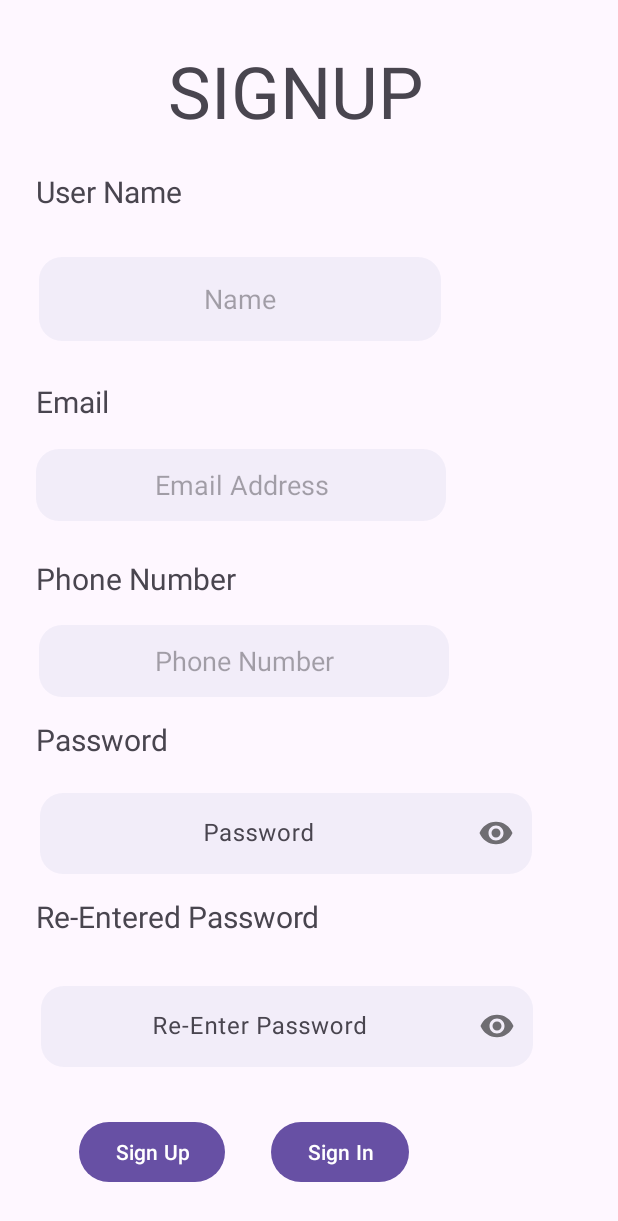
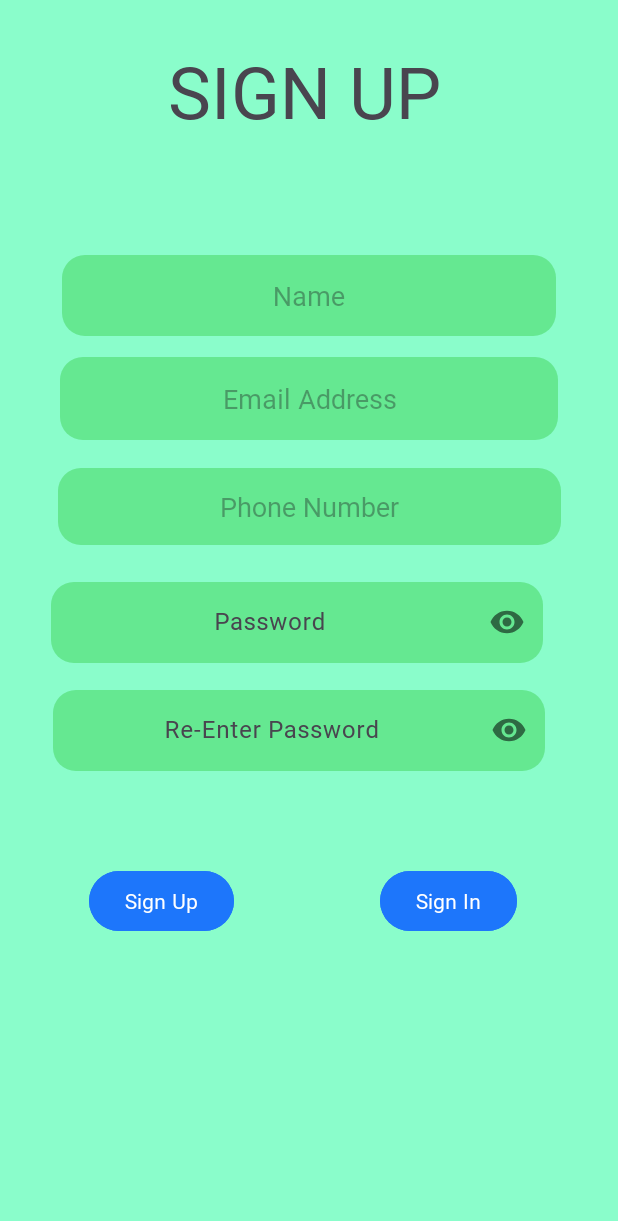
Before and after one commit to sammmy047/VENCH, an Android app: the screen it shows after launch (MainActivity), after a tap on "Sign Up", on a phone screen of 412 x 824 dp. Shown: the top 1221 px of the screen. Run offline under Robolectric (Android 15) with nearby library versions, the light colour scheme and no system bars; our stand-ins replace Firebase (no records; nobody signed in at launch, a user with empty details on screens opened directly).

Commit message:
Changed UI colors, added logic to handle enabling/disabling buttons on main screen

```diff
--- a/app/src/main/java/com/example/project/MainActivity.java
+++ b/app/src/main/java/com/example/project/MainActivity.java
@@ -11,6 +11,7 @@ import android.util.Log;
 import android.view.View;
 import android.widget.EditText;
 import android.widget.Button;
+import android.widget.TextView;
 import android.widget.Toast;
 
 import com.google.android.gms.tasks.OnCompleteListener;
@@ -167,7 +168,7 @@ FirebaseAuth mAuth;
                         Toast.makeText(MainActivity.this, "Passwords not matching", Toast.LENGTH_SHORT).show();
                    }
                 }*/
-            // remove this comment    });
+// remove this comment    });
 
 
 /*
@@ -192,6 +193,8 @@ public class MainActivity extends AppCompatActivity {
 
     Md5 md5;
 
+
+    boolean signupDisplayed=false;
     @Override
     protected void onCreate(Bundle savedInstanceState) {
         super.onCreate(savedInstanceState);
@@ -204,6 +207,7 @@ public class MainActivity extends AppCompatActivity {
         signin = (Button) findViewById(R.id.siginbtn);
         signup = (Button) findViewById(R.id.signupbtn);
         mAuth = FirebaseAuth.getInstance();
+        EnableDisableButtons(View.INVISIBLE);
         md5 = new Md5(this);
         signup.setOnClickListener(new View.OnClickListener() {
             @Override
@@ -215,6 +219,14 @@ public class MainActivity extends AppCompatActivity {
                 String encpass = md5.getMd5(pass);
                 String repass = repassword.getText().toString();
                 String re_encpass = md5.getMd5(repass);
+                if(!signupDisplayed)
+                {
+                    TextView t=(TextView)findViewById(R.id.mainText);
+                    t.setText("SIGN UP");
+                    signupDisplayed=true;
+                    EnableDisableButtons(View.VISIBLE);
+                    return;
+                }
                 if (user.equals("") || encpass.equals("") || re_encpass.equals("") || usr_email.equals("") || phno.equals("")) {
                     Toast.makeText(MainActivity.this, "Enter all fields", Toast.LENGTH_SHORT).show();
                 } else if (!encpass.equals(re_encpass)) {
@@ -234,6 +246,14 @@ public class MainActivity extends AppCompatActivity {
 
     }
 
+    void EnableDisableButtons(int s)
+    {
+        username.setVisibility(s);
+        password.setVisibility(s);
+        repassword.setVisibility(s);
+        Email.setVisibility(s);
+        phone.setVisibility(s);
+    }
 
     private void registerUser(String user, String usr_email, String phno, String encpass) {
         FirebaseAuth mAuth = FirebaseAuth.getInstance();
@@ -264,7 +284,7 @@ public class MainActivity extends AppCompatActivity {
                             Intent intent = new Intent(getApplicationContext(), LoginActivity.class);
                             startActivity(intent);
                         }
-                });
+                    });
                 }
 
 
@@ -276,10 +296,10 @@ public class MainActivity extends AppCompatActivity {
                         password.requestFocus();
                     }catch(FirebaseAuthInvalidCredentialsException e){
                         Email.setError("Email is Invalid or in use ");
-                       Email.requestFocus();
+                        Email.requestFocus();
                     }catch (FirebaseAuthUserCollisionException e){
-                       username.setError("User is already registered with this email ");
-                       username.requestFocus();
+                        username.setError("User is already registered with this email ");
+                        username.requestFocus();
                     } catch (Exception e) {
                         throw new RuntimeException(e);
                     }
--- a/app/src/main/res/layout/activity_login.xml
+++ b/app/src/main/res/layout/activity_login.xml
@@ -4,116 +4,104 @@
     xmlns:tools="http://schemas.android.com/tools"
     android:layout_width="match_parent"
     android:layout_height="match_parent"
+    android:background="#D52626"
+    android:backgroundTint="#8AFDCB"
     tools:context=".LoginActivity">
 
     <TextView
         android:id="@+id/forgotpass"
         android:layout_width="wrap_content"
         android:layout_height="wrap_content"
+        android:fontFamily="@font/saira_stencil_one"
         android:text="Forgot Password ?"
         android:textAllCaps="true"
         android:textSize="14sp"
         app:layout_constraintBottom_toBottomOf="parent"
         app:layout_constraintEnd_toEndOf="parent"
-        app:layout_constraintHorizontal_bias="0.837"
+        app:layout_constraintHorizontal_bias="0.904"
         app:layout_constraintStart_toStartOf="parent"
         app:layout_constraintTop_toTopOf="parent"
-        app:layout_constraintVertical_bias="0.855" />
+        app:layout_constraintVertical_bias="0.61" />
 
     <TextView
         android:id="@+id/textView5"
         android:layout_width="187dp"
         android:layout_height="68dp"
+        android:fontFamily="@font/saira_stencil_one"
         android:gravity="center"
         android:text="LOGIN"
+        android:textAppearance="@style/TextAppearance.AppCompat.Large"
         android:textSize="48sp"
         app:layout_constraintBottom_toBottomOf="parent"
         app:layout_constraintEnd_toEndOf="parent"
         app:layout_constraintStart_toStartOf="parent"
         app:layout_constraintTop_toTopOf="parent"
-        app:layout_constraintVertical_bias="0.072"
+        app:layout_constraintVertical_bias="0.119"
         tools:ignore="TextSizeCheck" />
 
     <EditText
         android:id="@+id/user"
         android:layout_width="370dp"
         android:layout_height="60dp"
+        android:background="@drawable/round_back"
+        android:backgroundTint="#65E891"
+        android:backgroundTintMode="src_over"
         android:ems="10"
+        android:fontFamily="@font/saira_stencil_one"
+        android:gravity='center'
+        android:hint='Email ...'
         android:inputType="text"
-        android:hint='User Name'
-        android:gravity='center'
-        android:background="@drawable/round_back"
         android:maxLines="1"
         app:layout_constraintBottom_toBottomOf="parent"
         app:layout_constraintEnd_toEndOf="parent"
-        app:layout_constraintHorizontal_bias="0.295"
+        app:layout_constraintHorizontal_bias="0.39"
         app:layout_constraintStart_toStartOf="parent"
         app:layout_constraintTop_toTopOf="parent"
-        app:layout_constraintVertical_bias="0.43" >
-    </EditText>
+        app:layout_constraintVertical_bias="0.378"></EditText>
 
     <com.google.android.material.textfield.TextInputLayout
         android:id="@+id/textInputLayout"
         android:layout_width="370dp"
-        android:layout_height="80dp"
-        android:hint='Password'
+        android:layout_height="68dp"
+        android:hint='Password ...'
         app:layout_constraintBottom_toBottomOf="parent"
         app:layout_constraintEnd_toEndOf="parent"
-        app:layout_constraintHorizontal_bias="0.487"
+        app:layout_constraintHorizontal_bias="0.39"
         app:layout_constraintStart_toStartOf="parent"
         app:layout_constraintTop_toTopOf="parent"
-        app:layout_constraintVertical_bias="0.749"
+        app:layout_constraintVertical_bias="0.511"
         app:passwordToggleEnabled="true">
 
         <com.google.android.material.textfield.TextInputEditText
             android:id="@+id/pass"
-            android:layout_width="370dp"
-            android:layout_height="80dp"
+            android:layout_width="371dp"
+            android:layout_height="67dp"
             android:background="@drawable/round_back"
+            android:backgroundTint="#65E891"
+            android:backgroundTintMode="src_over"
+            android:fontFamily="@font/saira_stencil_one"
             android:gravity="center"
             android:inputType="textPassword"
-            android:maxLines="1" />
+            android:maxLines="1"
+            android:textSize="14sp" />
+
     </com.google.android.material.textfield.TextInputLayout>
-
-    <TextView
-        android:id="@+id/textView6"
-        android:layout_width="151dp"
-        android:layout_height="37dp"
-        android:text="Email ID"
-        android:textSize="28sp"
-        app:layout_constraintBottom_toBottomOf="parent"
-        app:layout_constraintEnd_toEndOf="parent"
-        app:layout_constraintHorizontal_bias="0.18"
-        app:layout_constraintStart_toStartOf="parent"
-        app:layout_constraintTop_toTopOf="parent"
-        app:layout_constraintVertical_bias="0.322">
-
-    </TextView>
-
-    <TextView
-        android:id="@+id/textView7"
-        android:layout_width="wrap_content"
-        android:layout_height="wrap_content"
-        android:text="Password"
-        android:textSize="28sp"
-        app:layout_constraintBottom_toBottomOf="parent"
-        app:layout_constraintEnd_toEndOf="parent"
-        app:layout_constraintHorizontal_bias="0.125"
-        app:layout_constraintStart_toStartOf="parent"
-        app:layout_constraintTop_toTopOf="parent"
-        app:layout_constraintVertical_bias="0.593" />
 
     <Button
         android:id="@+id/login"
         android:layout_width="wrap_content"
         android:layout_height="wrap_content"
+        android:backgroundTint="#1D76FB"
+        android:fontFamily="@font/saira_stencil_one"
         android:gravity="center"
-        android:text="Login"
+        android:text="LOGIN"
+        android:textColorHighlight="#E11313"
+        android:textColorLink="#E47979"
         app:layout_constraintBottom_toBottomOf="parent"
         app:layout_constraintEnd_toEndOf="parent"
         app:layout_constraintHorizontal_bias="0.498"
         app:layout_constraintStart_toStartOf="parent"
         app:layout_constraintTop_toTopOf="parent"
-        app:layout_constraintVertical_bias="0.961" />
+        app:layout_constraintVertical_bias="0.749" />
 
 </androidx.constraintlayout.widget.ConstraintLayout>
--- a/app/src/main/res/layout/activity_main.xml
+++ b/app/src/main/res/layout/activity_main.xml
@@ -4,14 +4,18 @@
     xmlns:tools="http://schemas.android.com/tools"
     android:layout_width="match_parent"
     android:layout_height="match_parent"
+    android:background="#502222"
+    android:backgroundTint="#8AFDCB"
+    android:backgroundTintMode="src_over"
     tools:context=".MainActivity">
 
 
     <TextView
-        android:id="@+id/textView2"
+        android:id="@+id/mainText"
         android:layout_width="185dp"
         android:layout_height="63dp"
-        android:text="SIGNUP"
+        android:fontFamily="@font/saira_stencil_one"
+        android:text="VENCH"
         android:textSize="48sp"
         app:autoSizeTextType="none"
         app:layout_constraintBottom_toBottomOf="parent"
@@ -20,49 +24,6 @@
         app:layout_constraintStart_toStartOf="parent"
         app:layout_constraintTop_toTopOf="parent"
         app:layout_constraintVertical_bias="0.037" />
-
-    <TextView
-        android:id="@+id/textView"
-        android:layout_width="140dp"
-        android:layout_height="38dp"
-        android:text="User Name"
-        android:textSize="20sp"
-        app:layout_constraintBottom_toBottomOf="parent"
-        app:layout_constraintEnd_toEndOf="parent"
-        app:layout_constraintHorizontal_bias="0.088"
-        app:layout_constraintStart_toStartOf="parent"
-        app:layout_constraintTop_toTopOf="parent"
-        app:layout_constraintVertical_bias="0.145" />
-
-    <EditText
-        android:id="@+id/uname"
-        android:layout_width="268dp"
-        android:layout_height="56dp"
-        android:background="@drawable/round_back"
-        android:ems="10"
-        android:hint="Name"
-        android:gravity="center"
-        android:inputType="text"
-        android:maxLines="1"
-        app:layout_constraintBottom_toBottomOf="parent"
-        app:layout_constraintEnd_toEndOf="parent"
-        app:layout_constraintHorizontal_bias="0.181"
-        app:layout_constraintStart_toStartOf="parent"
-        app:layout_constraintTop_toTopOf="parent"
-        app:layout_constraintVertical_bias="0.223" />
-
-    <TextView
-        android:id="@+id/textView3"
-        android:layout_width="wrap_content"
-        android:layout_height="wrap_content"
-        android:text="Password"
-        android:textSize="20sp"
-        app:layout_constraintBottom_toBottomOf="parent"
-        app:layout_constraintEnd_toEndOf="parent"
-        app:layout_constraintHorizontal_bias="0.074"
-        app:layout_constraintStart_toStartOf="parent"
-        app:layout_constraintTop_toTopOf="parent"
-        app:layout_constraintVertical_bias="0.602" />
 
     <!--EditText
         android:id="@+id/password"
@@ -81,151 +42,147 @@
         app:layout_constraintVertical_bias="0.674" /-->
 
 
-    <TextView
-        android:id="@+id/textView4"
-        android:layout_width="248dp"
-        android:layout_height="47dp"
-        android:text="Re-Entered Password"
+    <Button
+        android:id="@+id/signupbtn"
+        android:layout_width="wrap_content"
+        android:layout_height="wrap_content"
+        android:backgroundTint="#1D76FB"
+        android:backgroundTintMode="src_over"
+        android:fontFamily="@font/saira_stencil_one"
+        android:text="Sign Up"
+        app:layout_constraintBottom_toBottomOf="parent"
+        app:layout_constraintEnd_toEndOf="parent"
+        app:layout_constraintHorizontal_bias="0.189"
+        app:layout_constraintStart_toStartOf="parent"
+        app:layout_constraintTop_toTopOf="parent"
+        app:layout_constraintVertical_bias="0.743" />
+
+    <Button
+        android:id="@+id/siginbtn"
+        android:layout_width="wrap_content"
+        android:layout_height="wrap_content"
+        android:backgroundTint="#1D76FB"
+        android:backgroundTintMode="src_over"
+        android:fontFamily="@font/saira_stencil_one"
+        android:text="Sign In"
+        app:layout_constraintBottom_toBottomOf="parent"
+        app:layout_constraintEnd_toEndOf="parent"
+        app:layout_constraintHorizontal_bias="0.791"
+        app:layout_constraintStart_toStartOf="parent"
+        app:layout_constraintTop_toTopOf="parent"
+        app:layout_constraintVertical_bias="0.743" />
+
+    <com.google.android.material.textfield.TextInputLayout
+        android:id="@+id/textViewforRepass"
+        android:layout_width="328dp"
+        android:layout_height="63dp"
         android:textSize="20sp"
         app:layout_constraintBottom_toBottomOf="parent"
         app:layout_constraintEnd_toEndOf="parent"
-        app:layout_constraintHorizontal_bias="0.147"
+        app:layout_constraintHorizontal_bias="0.421"
         app:layout_constraintStart_toStartOf="parent"
         app:layout_constraintTop_toTopOf="parent"
-        app:layout_constraintVertical_bias="0.769" />
+        app:layout_constraintVertical_bias="0.598"
+        app:passwordToggleEnabled="true">
 
-    <com.google.android.material.textfield.TextInputLayout
-        android:id="@+id/textViewforRepass"
-        android:layout_width="359dp"
-        android:layout_height="60dp"
-        android:textSize="20sp"
-        app:layout_constraintBottom_toBottomOf="parent"
-        app:layout_constraintEnd_toEndOf="parent"
-        app:layout_constraintHorizontal_bias="0.519"
-        app:layout_constraintStart_toStartOf="parent"
-        app:layout_constraintTop_toTopOf="parent"
-        app:layout_constraintVertical_bias="0.853"
-        app:passwordToggleEnabled="true">
 
         <com.google.android.material.textfield.TextInputEditText
             android:id="@+id/repassword"
             android:layout_width="328dp"
             android:layout_height="54dp"
             android:background="@drawable/round_back"
+            android:backgroundTint="#65E891"
+            android:backgroundTintMode="src_over"
             android:ems="10"
+            android:fontFamily="@font/saira_stencil_one"
             android:gravity="center"
             android:hint="Re-Enter Password"
             android:inputType="textPassword"
             android:maxLines="1"
             app:passwordToggleEnabled="true"
             tools:ignore="ExtraText,SpeakableTextPresentCheck" />
-
-
     </com.google.android.material.textfield.TextInputLayout>
 
-    <Button
-        android:id="@+id/signupbtn"
-        android:layout_width="wrap_content"
-        android:layout_height="wrap_content"
-        android:text="Sign Up"
+    <EditText
+        android:id="@+id/phone"
+        android:layout_width="335dp"
+        android:layout_height="51dp"
+        android:background="@drawable/round_back"
+        android:backgroundTint="#65E891"
+        android:backgroundTintMode="src_over"
+        android:ems="10"
+        android:fontFamily="@font/saira_stencil_one"
+        android:gravity="center"
+        android:hint="Phone Number"
+        android:inputType="phone"
         app:layout_constraintBottom_toBottomOf="parent"
         app:layout_constraintEnd_toEndOf="parent"
-        app:layout_constraintHorizontal_bias="0.168"
+        app:layout_constraintHorizontal_bias="0.5"
         app:layout_constraintStart_toStartOf="parent"
         app:layout_constraintTop_toTopOf="parent"
-        app:layout_constraintVertical_bias="0.959" />
-
-    <Button
-        android:id="@+id/siginbtn"
-        android:layout_width="wrap_content"
-        android:layout_height="wrap_content"
-        android:text="Sign In"
-        app:layout_constraintBottom_toBottomOf="parent"
-        app:layout_constraintEnd_toEndOf="parent"
-        app:layout_constraintHorizontal_bias="0.564"
-        app:layout_constraintStart_toStartOf="parent"
-        app:layout_constraintTop_toTopOf="parent"
-        app:layout_constraintVertical_bias="0.959" />
-
-    <TextView
-        android:id="@+id/textView14"
-        android:layout_width="wrap_content"
-        android:layout_height="wrap_content"
-        android:text="Email"
-        android:textSize="20sp"
-        app:layout_constraintBottom_toBottomOf="parent"
-        app:layout_constraintEnd_toEndOf="parent"
-        app:layout_constraintHorizontal_bias="0.066"
-        app:layout_constraintStart_toStartOf="parent"
-        app:layout_constraintTop_toTopOf="parent"
-        app:layout_constraintVertical_bias="0.319" />
+        app:layout_constraintVertical_bias="0.404"
+        tools:ignore="SpeakableTextPresentCheck" />
 
     <EditText
         android:id="@+id/email"
-        android:layout_width="273dp"
-        android:layout_height="48dp"
+        android:layout_width="332dp"
+        android:layout_height="55dp"
+        android:background="@drawable/round_back"
+        android:backgroundTint="#65E891"
+        android:backgroundTintMode="src_over"
+        android:ems="10"
+        android:fontFamily="@font/saira_stencil_one"
+        android:gravity="center"
         android:hint="Email Address"
-        android:background="@drawable/round_back"
-        android:ems="10"
         android:inputType="textEmailAddress"
-        android:gravity="center"
         app:layout_constraintBottom_toBottomOf="parent"
         app:layout_constraintEnd_toEndOf="parent"
-        app:layout_constraintHorizontal_bias="0.173"
+        app:layout_constraintHorizontal_bias="0.5"
         app:layout_constraintStart_toStartOf="parent"
         app:layout_constraintTop_toTopOf="parent"
-        app:layout_constraintVertical_bias="0.386"
-       />
+        app:layout_constraintVertical_bias="0.31" />
 
-    <TextView
-        android:id="@+id/textView15"
-        android:layout_width="wrap_content"
-        android:layout_height="wrap_content"
-        android:text="Phone Number"
-        android:textSize="20sp"
+    <EditText
+        android:id="@+id/uname"
+        android:layout_width="329dp"
+        android:layout_height="54dp"
+        android:background="@drawable/round_back"
+        android:backgroundTint="#65E891"
+        android:backgroundTintMode="src_over"
+        android:ems="10"
+        android:fontFamily="@font/saira_stencil_one"
+        android:gravity="center"
+        android:hint="Name"
+        android:inputType="text"
+        android:maxLines="1"
         app:layout_constraintBottom_toBottomOf="parent"
         app:layout_constraintEnd_toEndOf="parent"
-        app:layout_constraintHorizontal_bias="0.086"
+        app:layout_constraintHorizontal_bias="0.5"
         app:layout_constraintStart_toStartOf="parent"
         app:layout_constraintTop_toTopOf="parent"
-        app:layout_constraintVertical_bias="0.467" />
-
-    <EditText
-        android:id="@+id/phone"
-        android:layout_width="273dp"
-        android:hint="Phone Number"
-        android:layout_height="48dp"
-        android:background="@drawable/round_back"
-        android:ems="10"
-        android:inputType="phone"
-        android:gravity="center"
-        app:layout_constraintBottom_toBottomOf="parent"
-        app:layout_constraintEnd_toEndOf="parent"
-        app:layout_constraintHorizontal_bias="0.188"
-        app:layout_constraintStart_toStartOf="parent"
-        app:layout_constraintTop_toTopOf="parent"
-        app:layout_constraintVertical_bias="0.537"
-        tools:ignore="SpeakableTextPresentCheck" />
+        app:layout_constraintVertical_bias="0.221" />
 
     <com.google.android.material.textfield.TextInputLayout
         android:id="@+id/textInputLayout"
-        android:layout_width="359dp"
-        android:layout_height="60dp"
+        android:layout_width="331dp"
+        android:layout_height="59dp"
         app:layout_constraintBottom_toBottomOf="parent"
         app:layout_constraintEnd_toEndOf="parent"
-        app:layout_constraintHorizontal_bias="0.512"
+        app:layout_constraintHorizontal_bias="0.425"
         app:layout_constraintStart_toStartOf="parent"
         app:layout_constraintTop_toTopOf="parent"
-        app:layout_constraintVertical_bias="0.685"
         app:passwordToggleEnabled="true">
 
         <com.google.android.material.textfield.TextInputEditText
             android:id="@+id/password"
             android:layout_width="328dp"
             android:layout_height="54dp"
+            android:background="@drawable/round_back"
+            android:backgroundTint="#65E891"
+            android:backgroundTintMode="src_over"
+            android:fontFamily="@font/saira_stencil_one"
+            android:gravity="center"
             android:hint="Password"
-            android:background="@drawable/round_back"
-            android:gravity="center"
             android:inputType="textPassword"
             android:maxLines="1" />
     </com.google.android.material.textfield.TextInputLayout>
```
